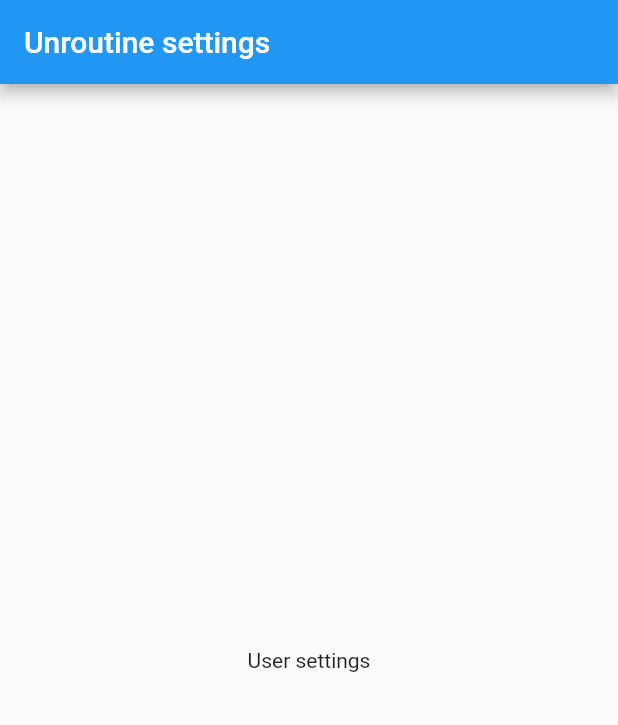
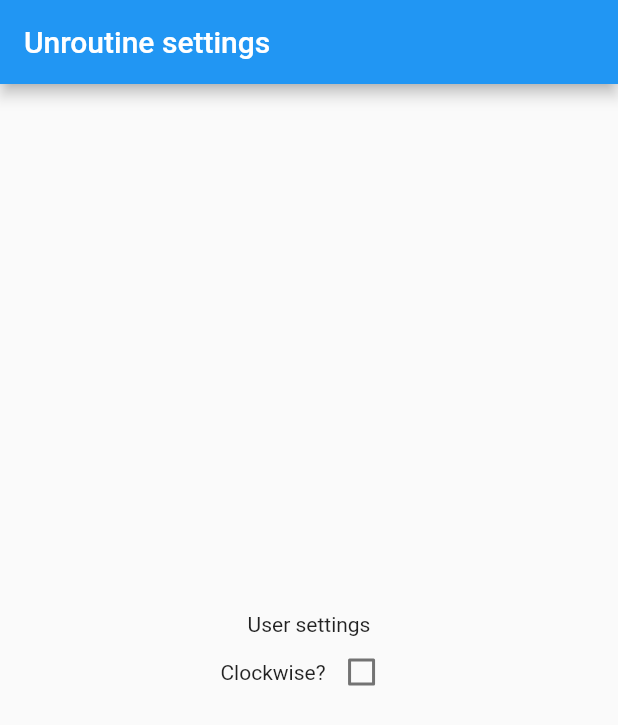
Before and after one commit to helin24/unroutine, a Flutter app: the screen it shows after launch, on a phone screen of 412 x 824 dp. Shown: the top 725 px of the screen. Run offline on Flutter 3.47's test engine with Material 2 defaults, Android fonts, the phone set to English and light mode, and no system bars; our stand-ins replace shared_preferences, sqflite; accounts and stored records are empty.

Commit message:
Save clockwise setting with shared preferences

```diff
--- a/lib/widget/UserSettings.dart
+++ b/lib/widget/UserSettings.dart
@@ -1,6 +1,6 @@
-
 import 'package:flutter/cupertino.dart';
 import 'package:flutter/material.dart';
+import 'package:shared_preferences/shared_preferences.dart';
 
 class UserSettings extends StatefulWidget {
   @override
@@ -8,6 +8,23 @@ class UserSettings extends StatefulWidget {
 }
 
 class _UserSettingsState extends State<UserSettings> {
+  bool clockwise = false;
+  SharedPreferences preferences;
+  static const String CLOCKWISE = 'clockwise';
+
+  @override
+  initState() {
+    super.initState();
+    SharedPreferences.getInstance().then((newPreferences) {
+      preferences = newPreferences;
+      if (preferences.containsKey(CLOCKWISE)) {
+        setState(() {
+          clockwise = preferences.getBool(CLOCKWISE);
+        });
+      }
+    });
+  }
+
   @override
   Widget build(BuildContext context) {
     return Scaffold(
@@ -15,9 +32,30 @@ class _UserSettingsState extends State<UserSettings> {
         title: Text('Unroutine settings'),
       ),
       body: Center(
-        child: Text('User settings'),
+        child: Column(
+          mainAxisAlignment: MainAxisAlignment.center,
+          children: <Widget>[
+            Text('User settings'),
+            Row(
+              mainAxisAlignment: MainAxisAlignment.center,
+              children: <Widget>[
+                Text('Clockwise?'),
+                Checkbox(
+                  value: clockwise,
+                  onChanged: onClockwiseChanged,
+                ),
+              ],
+            ),
+          ],
+        ),
       ),
     );
   }
 
+  onClockwiseChanged(bool newValue) {
+    setState(() {
+      clockwise = newValue;
+    });
+    preferences.setBool(CLOCKWISE, newValue);
+  }
 }
--- a/pubspec.yaml
+++ b/pubspec.yaml
@@ -21,6 +21,7 @@ dependencies:
     sdk: flutter
   sqflite:
   path:
+  shared_preferences:
 
 
   # The following adds the Cupertino Icons font to your application.
```
Also changed, not shown: pubspec.lock, 2 other files.
